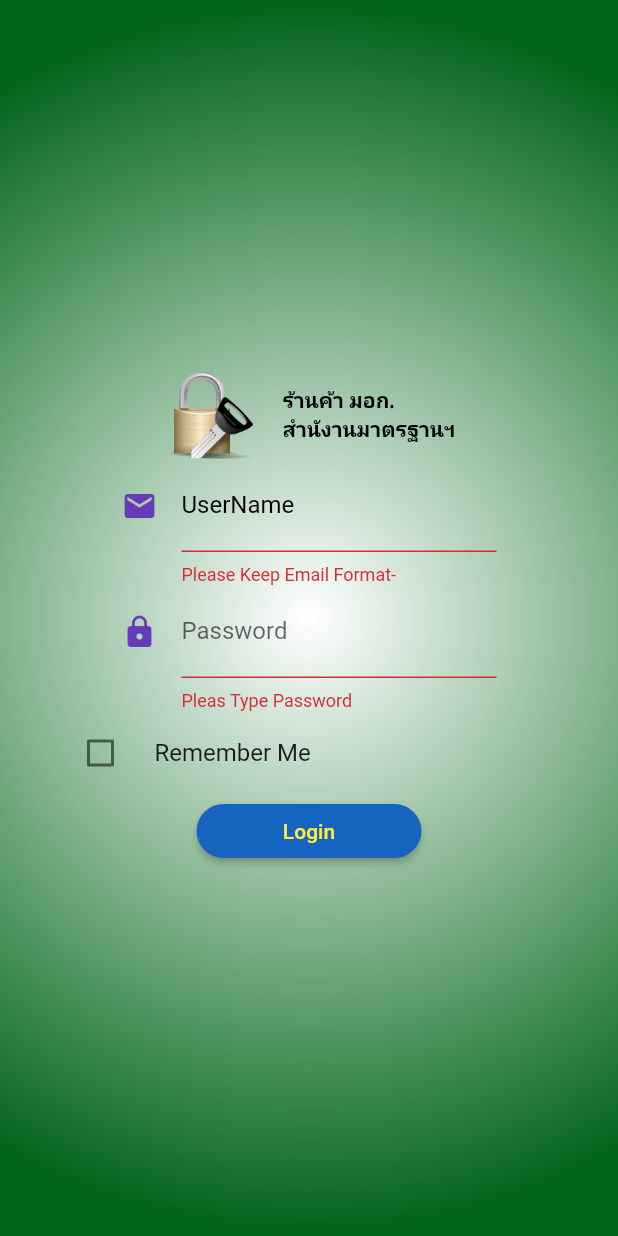
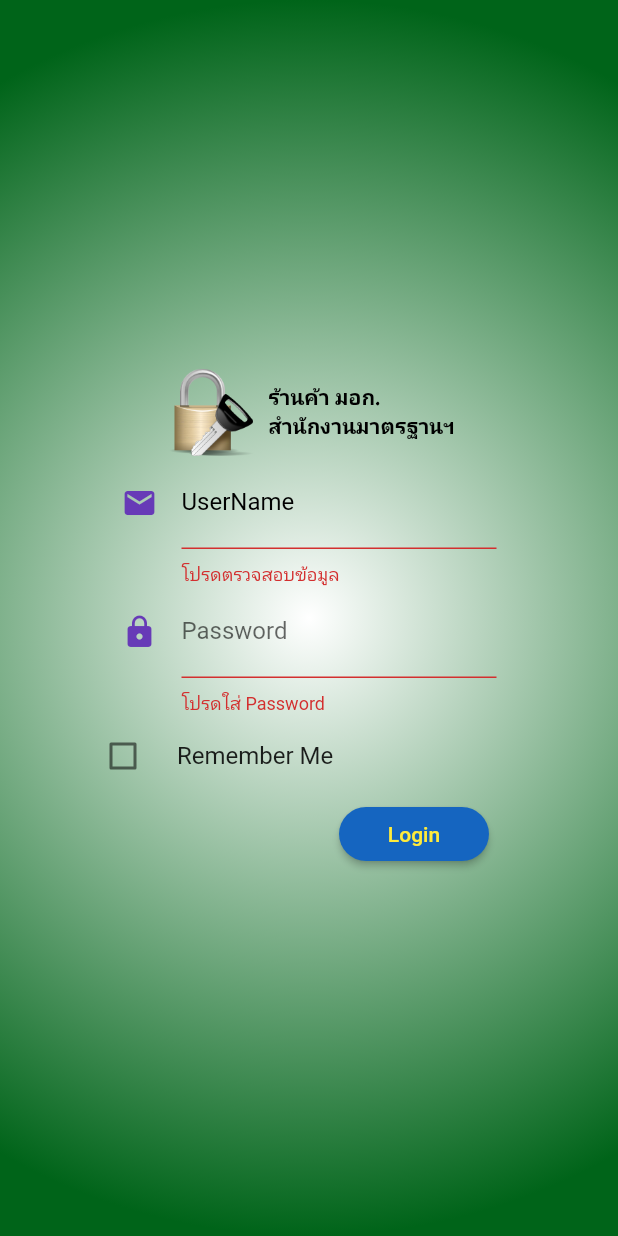
Before and after one commit to Iamverawatsrisom/Inspector_Tisi, a Flutter app: the screen it shows after launch, after a tap on "Login", on a phone screen of 412 x 824 dp. Run offline on Flutter 3.47's test engine with Material 2 defaults, Android fonts, the phone set to English and light mode, and no system bars.

Commit message:
update 2562-10-10

```diff
--- a/lib/screens/home.dart
+++ b/lib/screens/home.dart
@@ -1,6 +1,6 @@
 import 'package:flutter/material.dart';
 import 'package:pasadu/screens/my_stye.dart';
-import 'package:http/http.dart';
+import 'package:http/http.dart' show Response, get;
 import 'dart:convert'; //ใช้สำหรับถอดรหัส object ให้เป็นสิ่งที่ อ่านได้
 
 class Home extends StatefulWidget {
@@ -30,7 +30,7 @@ class _HomeState extends State<Home> {
       children: <Widget>[
         showlogo(),
         SizedBox(
-          width: 20.0,
+          width: 10.0,
         ),
         showAppName(),
       ],
@@ -39,7 +39,7 @@ class _HomeState extends State<Home> {
 
   Widget showAppName() {
     return Text(
-      'ร้านค้า มอก.\nสำนังานมาตรฐานฯ',
+      'ร้านค้า มอก.\nสำนักงานมาตรฐานฯ',
       style: TextStyle(
         fontSize: 14.0,
         fontWeight: FontWeight.bold,
@@ -69,7 +69,7 @@ class _HomeState extends State<Home> {
         ),
         validator: (String value) {
           if (!((value.contains('@')) && (value.contains('.')))) {
-            return 'Please Keep Email Format-';
+            return 'โปรดตรวจสอบข้อมูล';
           } else {
             return null;
           }
@@ -98,7 +98,7 @@ class _HomeState extends State<Home> {
         ),
         validator: (value) {
           if (value.isEmpty) {
-            return 'Pleas Type Password';
+            return 'โปรดใส่ Password';
           } else {
             return null;
           }
@@ -112,7 +112,8 @@ class _HomeState extends State<Home> {
 
   Widget remmemberCheck() {
     return Container(
-      width: 350.0,
+      width: 320.0,
+      margin: EdgeInsets.symmetric(horizontal: 40.0),
       child: CheckboxListTile(
         controlAffinity: ListTileControlAffinity.leading,
         title: Text('Remember Me'),
@@ -124,10 +125,11 @@ class _HomeState extends State<Home> {
 
   Widget loginButton() {
     return Container(
-      width: 150.0,
+      width: 100.0,
+      margin: const EdgeInsets.only(left: 160.0, right: 20.0),
       child: RaisedButton(
         shape:
-            RoundedRectangleBorder(borderRadius: BorderRadius.circular(20.0)),
+            RoundedRectangleBorder(borderRadius: BorderRadius.circular(18.0)),
         color: Colors.blue[800],
         child: Text(
           'Login',
@@ -147,28 +149,29 @@ class _HomeState extends State<Home> {
 // trade  ตรวจสอบ ข้อมูลกับฐาน
   Future<void> checkAuthen() async {
     String urlAPI =
-    //     'https://appdb.tisi.go.th/ForApp/getUserWhereUserEmailEad.php?isAdd=true&reg_email=$emailString';
-    // Response response = await get(urlAPI);
-            'https://appdb.tisi.go.th/ForApp/getUserWhereUserEmailEad.php?isAdd=true&reg_email=$emailString&reg_unmd5=$passwordString';
+        // 'https://appdb.tisi.go.th/ForApp/getUserWhereUserEmailEad.php?isAdd=true&reg_email=$emailString';
+        // Response response = await get(urlAPI);
+        'https://appdb.tisi.go.th/ForApp/getUserWhereUserEmailEad.php?isAdd=true&reg_email=$emailString&reg_unmd5=$passwordString';
     Response response = await get(urlAPI);
 
     var result = json.decode(response.body);
     print('result = $result');
 
     if (result.toString() == 'null') {
-      myAlert('Not Found', 'ไม่พบชื่อหรือpasswordของ\n $emailString \n\nใน ฐานข้อมูล-');
+      myAlert('Not Found',
+          'ไม่พบชื่อหรือpasswordของ\n $emailString \n\nใน ฐานข้อมูล-');
     } else {
       for (var myData in result) {
         print('myData = $myData');
         String truePassword = myData['reg_unmd5'];
+        String nameAndPass = myData['reg_fname'].toString() + ' ' + myData['reg_lname'].toString();
         print('truePassword = $truePassword');
-
         if (passwordString == truePassword) {
           print('Ok');
-          myAlert('OK', 'พบข้อมูล');
+          myAlert('Found Data', 'พบข้อมูล $nameAndPass');
         } else {
           myAlert('Password Flase', 'please Try Agains Password');
-          print('authen Success');
+          print('--authen Not Success--');
         }
       }
     }
--- a/lib/screens/my_stye.dart
+++ b/lib/screens/my_stye.dart
@@ -7,7 +7,9 @@ class MyStyle {
 // field
 double h1 = 30.0, h2=18.0;
 Color textColor = Color.fromARGB(255, 0, 0 , 0) ;
+Color textColorEmphasize = Color.fromARGB(255, 255, 0 , 0) ;
 Color mainColor = Color.fromRGBO(0, 100, 25, 2.0);
+
 
 // Constructor
 MyStyle();
```
